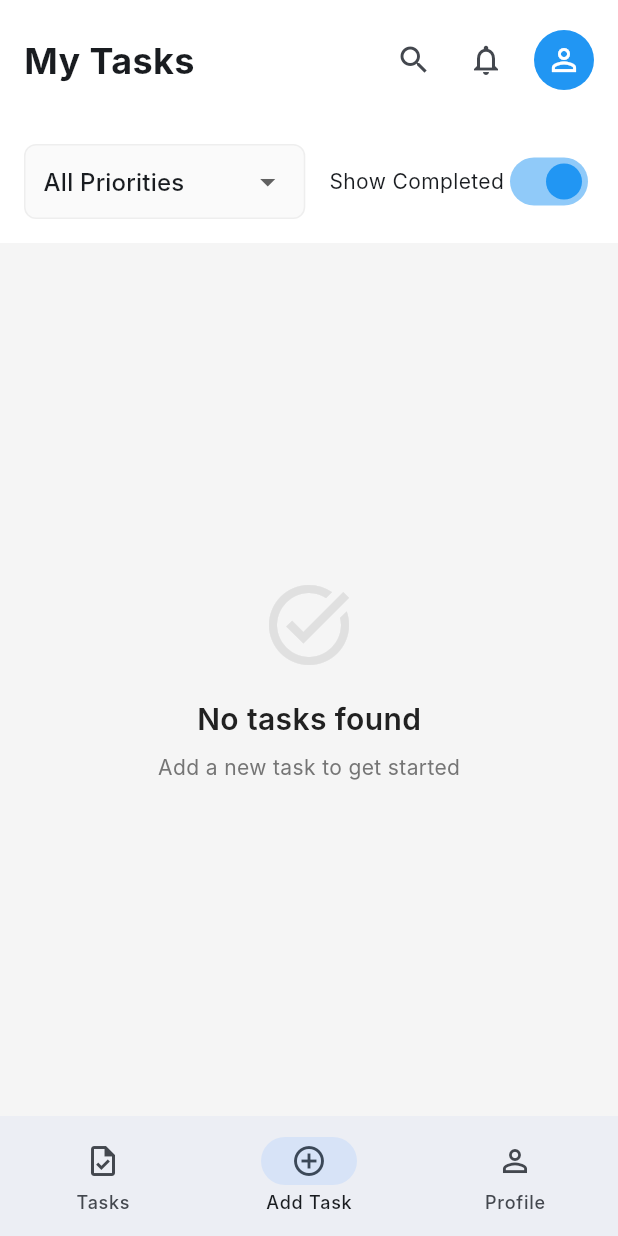
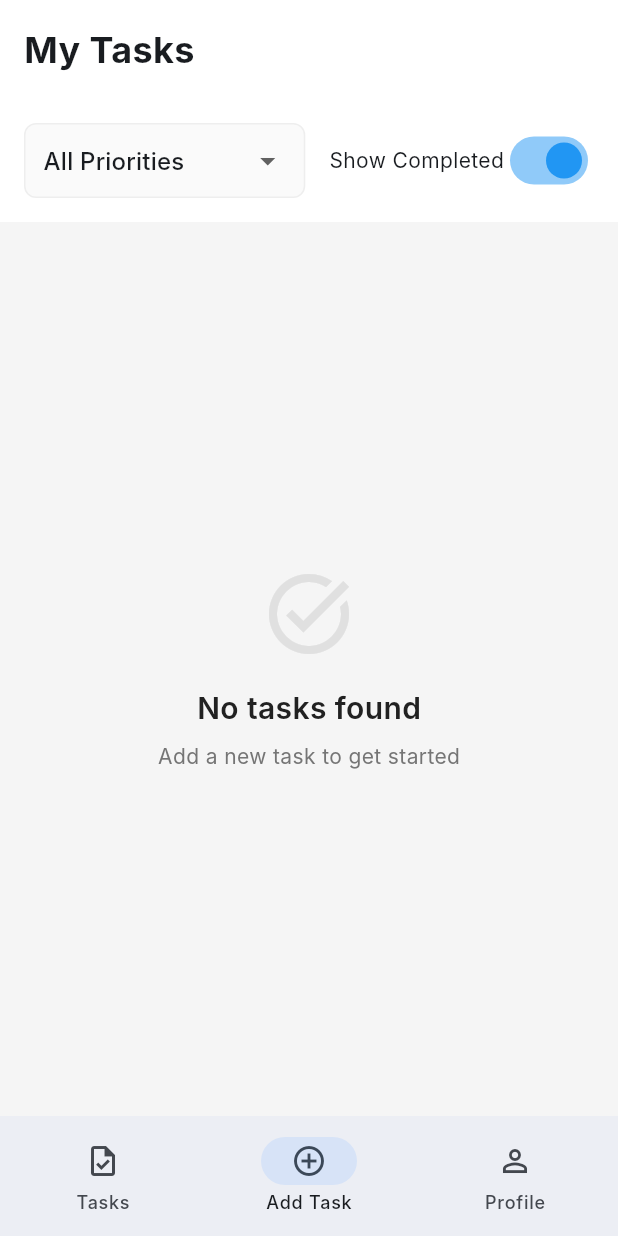
Before and after one commit to kartik17k/task_manager, a Flutter app: the screen it shows once a user with an empty profile is signed in, on a phone screen of 412 x 824 dp. Run offline on Flutter 3.47's test engine with Material 3 defaults, Android fonts, the phone set to English and light mode, and no system bars; our stand-ins replace cloud_firestore, firebase_auth, firebase_core, google_sign_in; accounts and stored records are empty; Roboto replaces fonts that are missing (Inter).

Commit message:
Remove unused UI elements from task list screen for cleaner layout

```diff
--- a/lib/screens/tasks/tasklist.dart
+++ b/lib/screens/tasks/tasklist.dart
@@ -131,26 +131,6 @@ class _TaskListScreenState extends State<TaskListScreen> {
               fontSize: 24,
               fontWeight: FontWeight.bold,
             ),
-          ),
-          Spacer(),
-          IconButton(
-            icon: Icon(Icons.search),
-            onPressed: () {
-              // Implement search
-            },
-            tooltip: 'Search Tasks',
-          ),
-          IconButton(
-            icon: Icon(Icons.notifications_outlined),
-            onPressed: () {
-              // Implement notifications
-            },
-            tooltip: 'Notifications',
-          ),
-          SizedBox(width: 8),
-          CircleAvatar(
-            backgroundColor: AppColors.primaryColor,
-            child: Icon(Icons.person_outline, color: Colors.white),
           ),
         ],
       ),
```
